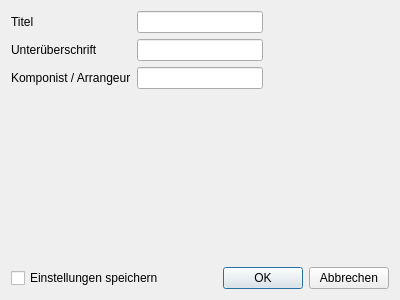
First picture: the form in src/pyqt5_designer_uis/new_document.ui, repository NO411/notensatz, before the edit.
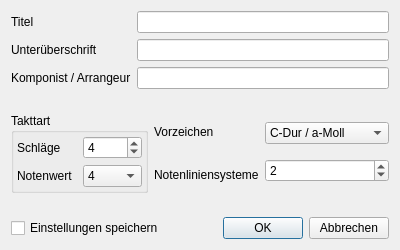
Second picture: the form after the edit. Icons and pictures are not drawn.

What changed in the file:
```diff
--- a/src/pyqt5_designer_uis/new_document.ui
+++ b/src/pyqt5_designer_uis/new_document.ui
@@ -10,19 +10,19 @@
     <x>0</x>
     <y>0</y>
     <width>400</width>
-    <height>300</height>
+    <height>250</height>
    </rect>
   </property>
   <property name="minimumSize">
    <size>
     <width>400</width>
-    <height>300</height>
+    <height>250</height>
    </size>
   </property>
   <property name="maximumSize">
    <size>
     <width>400</width>
-    <height>300</height>
+    <height>250</height>
    </size>
   </property>
   <property name="windowTitle">
@@ -89,35 +89,266 @@
          </item>
         </layout>
        </item>
+      </layout>
+     </item>
+     <item>
+      <spacer name="verticalSpacer">
+       <property name="orientation">
+        <enum>Qt::Vertical</enum>
+       </property>
+       <property name="sizeHint" stdset="0">
+        <size>
+         <width>20</width>
+         <height>40</height>
+        </size>
+       </property>
+      </spacer>
+     </item>
+     <item>
+      <layout class="QHBoxLayout" name="specific_settings_layout">
        <item>
-        <spacer name="horizontalSpacer">
-         <property name="orientation">
-          <enum>Qt::Horizontal</enum>
+        <widget class="QGroupBox" name="time_signatures">
+         <property name="sizePolicy">
+          <sizepolicy hsizetype="Preferred" vsizetype="Preferred">
+           <horstretch>0</horstretch>
+           <verstretch>0</verstretch>
+          </sizepolicy>
          </property>
-         <property name="sizeHint" stdset="0">
-          <size>
-           <width>40</width>
-           <height>20</height>
-          </size>
+         <property name="title">
+          <string>Takttart</string>
          </property>
-        </spacer>
+         <layout class="QHBoxLayout" name="horizontalLayout_3">
+          <property name="leftMargin">
+           <number>3</number>
+          </property>
+          <property name="topMargin">
+           <number>3</number>
+          </property>
+          <property name="rightMargin">
+           <number>3</number>
+          </property>
+          <property name="bottomMargin">
+           <number>3</number>
+          </property>
+          <item>
+           <layout class="QVBoxLayout" name="time_signature_spin_box_labels">
+            <item>
+             <widget class="QLabel" name="fundamental_beats_label">
+              <property name="text">
+               <string>Schläge</string>
+              </property>
+             </widget>
+            </item>
+            <item>
+             <widget class="QLabel" name="note_value_label">
+              <property name="text">
+               <string>Notenwert</string>
+              </property>
+             </widget>
+            </item>
+           </layout>
+          </item>
+          <item>
+           <layout class="QVBoxLayout" name="verticalLayout_4">
+            <item>
+             <widget class="QSpinBox" name="fundamental_beats_spin_box">
+              <property name="suffix">
+               <string/>
+              </property>
+              <property name="minimum">
+               <number>1</number>
+              </property>
+              <property name="maximum">
+               <number>12</number>
+              </property>
+              <property name="value">
+               <number>4</number>
+              </property>
+              <property name="displayIntegerBase">
+               <number>10</number>
+              </property>
+             </widget>
+            </item>
+            <item>
+             <widget class="QComboBox" name="note_value_combo_box">
+              <property name="currentText">
+               <string>4</string>
+              </property>
+              <property name="currentIndex">
+               <number>1</number>
+              </property>
+              <property name="duplicatesEnabled">
+               <bool>false</bool>
+              </property>
+              <property name="frame">
+               <bool>true</bool>
+              </property>
+              <item>
+               <property name="text">
+                <string>2</string>
+               </property>
+              </item>
+              <item>
+               <property name="text">
+                <string>4</string>
+               </property>
+              </item>
+              <item>
+               <property name="text">
+                <string>8</string>
+               </property>
+              </item>
+             </widget>
+            </item>
+           </layout>
+          </item>
+         </layout>
+        </widget>
        </item>
+       <item>
+        <layout class="QHBoxLayout" name="other_settings_layout">
+         <item>
+          <layout class="QVBoxLayout" name="other_settings_labels">
+           <item>
+            <widget class="QLabel" name="key_signature_label">
+             <property name="text">
+              <string>Vorzeichen</string>
+             </property>
+            </widget>
+           </item>
+           <item>
+            <widget class="QLabel" name="staffs_label">
+             <property name="text">
+              <string>Notenliniensysteme</string>
+             </property>
+            </widget>
+           </item>
+          </layout>
+         </item>
+         <item>
+          <layout class="QVBoxLayout" name="other_settings">
+           <item>
+            <layout class="QHBoxLayout" name="horizontalLayout">
+             <item>
+              <widget class="QComboBox" name="key_signatures_combo_box">
+               <item>
+                <property name="text">
+                 <string comment="0">C-Dur / a-Moll</string>
+                </property>
+               </item>
+               <item>
+                <property name="text">
+                 <string comment="1#">G-Dur / e-Moll</string>
+                </property>
+               </item>
+               <item>
+                <property name="text">
+                 <string comment="2#">D-Dur / h-Moll</string>
+                </property>
+               </item>
+               <item>
+                <property name="text">
+                 <string comment="3#">A-Dur / fis-Moll</string>
+                </property>
+               </item>
+               <item>
+                <property name="text">
+                 <string comment="4#">E-Dur / cis-Moll</string>
+                </property>
+               </item>
+               <item>
+                <property name="text">
+                 <string comment="5#">H-Dur / gis-Moll</string>
+                </property>
+               </item>
+               <item>
+                <property name="text">
+                 <string comment="6#">Fis-Dur / dis-Moll</string>
+                </property>
+               </item>
+               <item>
+                <property name="text">
+                 <string comment="7#">Cis-Dur / ais-Moll</string>
+                </property>
+               </item>
+               <item>
+                <property name="text">
+                 <string comment="1b">F-Dur / d-Moll</string>
+                </property>
+               </item>
+               <item>
+                <property name="text">
+                 <string comment="2b">B-Dur / g-Moll</string>
+                </property>
+               </item>
+               <item>
+                <property name="text">
+                 <string comment="3b">Es-Dur / c-Moll</string>
+                </property>
+               </item>
+               <item>
+                <property name="text">
+                 <string comment="4b">As-Dur / f-Moll</string>
+                </property>
+               </item>
+               <item>
+                <property name="text">
+                 <string comment="5b">Des-Dur / b-Moll</string>
+                </property>
+               </item>
+               <item>
+                <property name="text">
+                 <string comment="6b">Ges-Dur / es-moll</string>
+                </property>
+               </item>
+               <item>
+                <property name="text">
+                 <string comment="7b">Ces-Dur / as-Moll</string>
+                </property>
+               </item>
+              </widget>
+             </item>
+            </layout>
+           </item>
+           <item>
+            <widget class="QSpinBox" name="staffs_spin_box">
+             <property name="frame">
+              <bool>true</bool>
+             </property>
+             <property name="minimum">
+              <number>1</number>
+             </property>
+             <property name="maximum">
+              <number>4</number>
+             </property>
+             <property name="value">
+              <number>2</number>
+             </property>
+            </widget>
+           </item>
+          </layout>
+         </item>
+        </layout>
+       </item>
       </layout>
      </item>
-     <item>
-      <widget class="QWidget" name="place_holder" native="true">
-       <property name="sizePolicy">
-        <sizepolicy hsizetype="Preferred" vsizetype="Expanding">
-         <horstretch>0</horstretch>
-         <verstretch>0</verstretch>
-        </sizepolicy>
-       </property>
-      </widget>
-     </item>
     </layout>
    </item>
    <item>
-    <layout class="QHBoxLayout" name="buttons_ayout">
+    <spacer name="verticalSpacer_2">
+     <property name="orientation">
+      <enum>Qt::Vertical</enum>
+     </property>
+     <property name="sizeHint" stdset="0">
+      <size>
+       <width>20</width>
+       <height>40</height>
+      </size>
+     </property>
+    </spacer>
+   </item>
+   <item>
+    <layout class="QHBoxLayout" name="buttons_layout">
      <property name="sizeConstraint">
       <enum>QLayout::SetDefaultConstraint</enum>
      </property>
```
